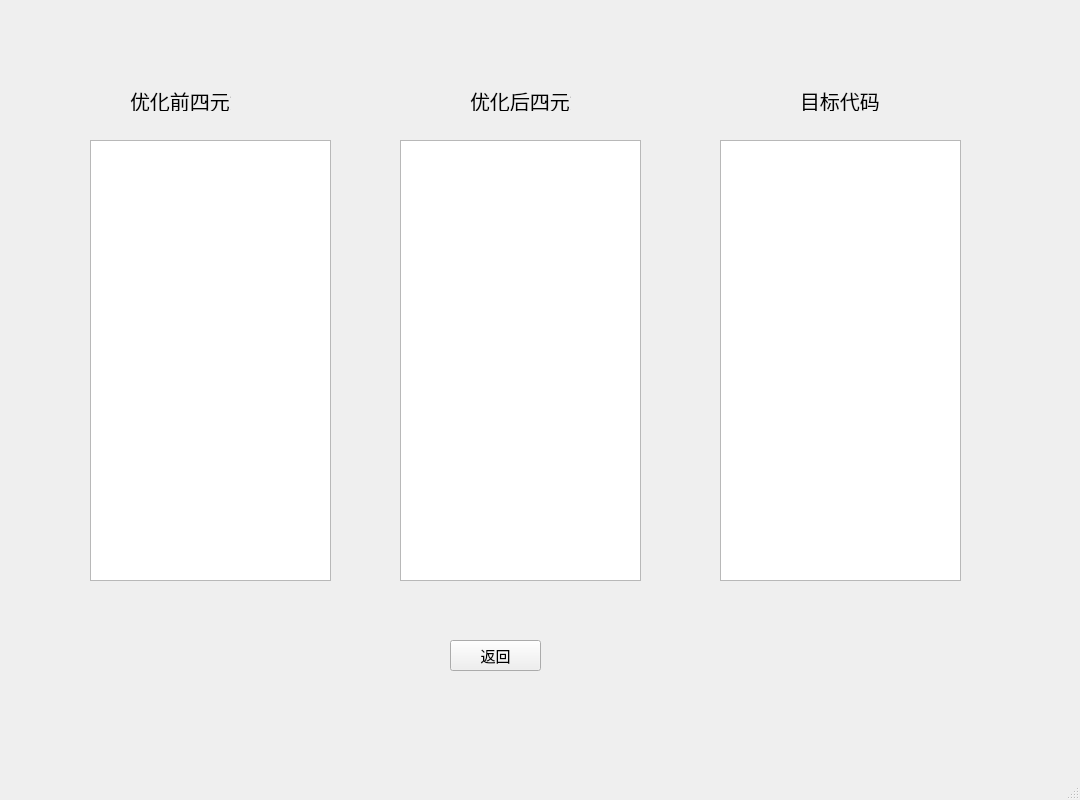
This is quat_result.ui in lh2080028463/Compiler as Qt 5 draws it before an edit. The edited form follows.
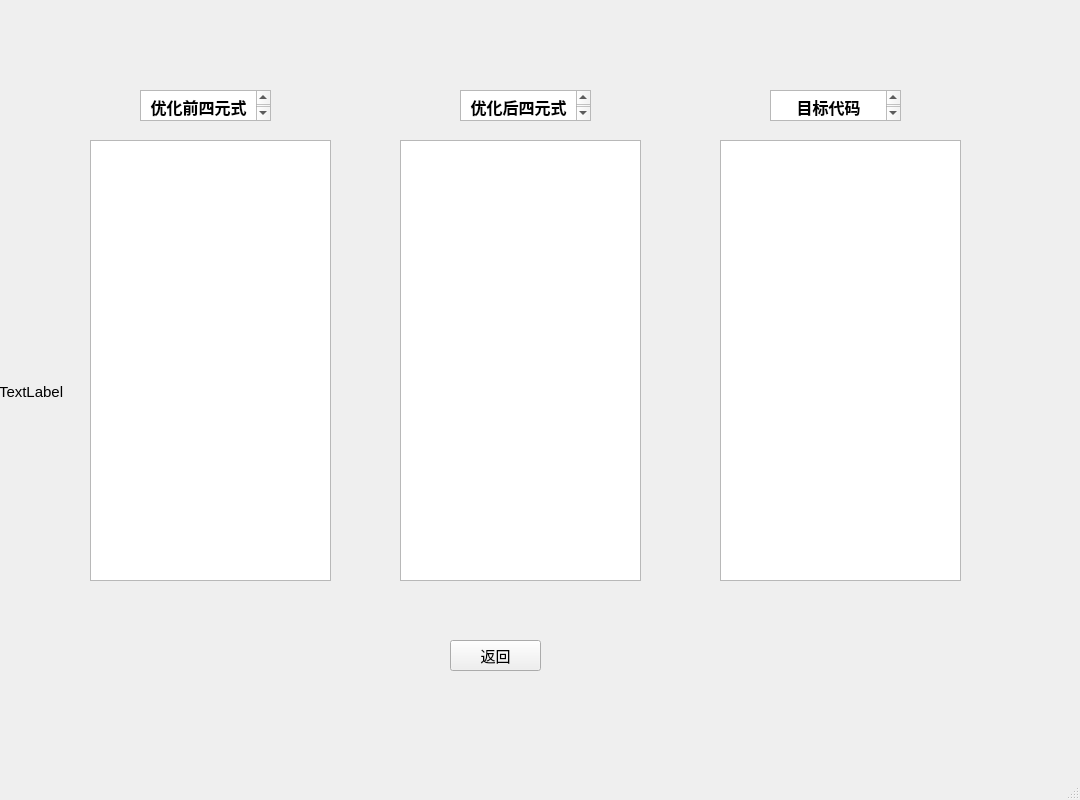
This is the edited form.

Commit message: 页面优化

The edit to the form file:
```diff
--- a/quat_result.ui
+++ b/quat_result.ui
@@ -19,42 +19,6 @@
    <string>MainWindow</string>
   </property>
   <widget class="QWidget" name="centralwidget">
-   <widget class="QLabel" name="label_3">
-    <property name="geometry">
-     <rect>
-      <x>800</x>
-      <y>90</y>
-      <width>101</width>
-      <height>21</height>
-     </rect>
-    </property>
-    <property name="font">
-     <font>
-      <pointsize>15</pointsize>
-     </font>
-    </property>
-    <property name="text">
-     <string>目标代码</string>
-    </property>
-   </widget>
-   <widget class="QLabel" name="label_2">
-    <property name="geometry">
-     <rect>
-      <x>470</x>
-      <y>90</y>
-      <width>101</width>
-      <height>21</height>
-     </rect>
-    </property>
-    <property name="font">
-     <font>
-      <pointsize>15</pointsize>
-     </font>
-    </property>
-    <property name="text">
-     <string>优化后四元式</string>
-    </property>
-   </widget>
    <widget class="QTextBrowser" name="textBrowser_2">
     <property name="geometry">
      <rect>
@@ -84,23 +48,8 @@
       <pointsize>12</pointsize>
      </font>
     </property>
-   </widget>
-   <widget class="QLabel" name="label">
-    <property name="geometry">
-     <rect>
-      <x>130</x>
-      <y>90</y>
-      <width>101</width>
-      <height>21</height>
-     </rect>
-    </property>
-    <property name="font">
-     <font>
-      <pointsize>15</pointsize>
-     </font>
-    </property>
-    <property name="text">
-     <string>优化前四元式</string>
+    <property name="styleSheet">
+     <string notr="true">font: 12pt &quot;Consolas&quot;;</string>
     </property>
    </widget>
    <widget class="QTextBrowser" name="textBrowser">
@@ -131,6 +80,102 @@
      <string>返回</string>
     </property>
    </widget>
+   <widget class="QLabel" name="label_movie">
+    <property name="geometry">
+     <rect>
+      <x>-1</x>
+      <y>1</y>
+      <width>1081</width>
+      <height>781</height>
+     </rect>
+    </property>
+    <property name="text">
+     <string>TextLabel</string>
+    </property>
+   </widget>
+   <widget class="QTextBrowser" name="textBrowser_4">
+    <property name="geometry">
+     <rect>
+      <x>460</x>
+      <y>90</y>
+      <width>131</width>
+      <height>31</height>
+     </rect>
+    </property>
+    <property name="font">
+     <font>
+      <pointsize>12</pointsize>
+     </font>
+    </property>
+    <property name="html">
+     <string>&lt;!DOCTYPE HTML PUBLIC &quot;-//W3C//DTD HTML 4.0//EN&quot; &quot;http://www.w3.org/TR/REC-html40/strict.dtd&quot;&gt;
+&lt;html&gt;&lt;head&gt;&lt;meta name=&quot;qrichtext&quot; content=&quot;1&quot; /&gt;&lt;meta charset=&quot;utf-8&quot; /&gt;&lt;style type=&quot;text/css&quot;&gt;
+p, li { white-space: pre-wrap; }
+hr { height: 1px; border-width: 0; }
+li.unchecked::marker { content: &quot;\2610&quot;; }
+li.checked::marker { content: &quot;\2612&quot;; }
+&lt;/style&gt;&lt;/head&gt;&lt;body style=&quot; font-family:'Microsoft YaHei UI'; font-size:12pt; font-weight:400; font-style:normal;&quot;&gt;
+&lt;p align=&quot;center&quot; style=&quot; margin-top:0px; margin-bottom:0px; margin-left:0px; margin-right:0px; -qt-block-indent:0; text-indent:0px;&quot;&gt;&lt;span style=&quot; font-weight:700;&quot;&gt;优化后四元式&lt;/span&gt;&lt;/p&gt;&lt;/body&gt;&lt;/html&gt;</string>
+    </property>
+   </widget>
+   <widget class="QTextBrowser" name="textBrowser_5">
+    <property name="geometry">
+     <rect>
+      <x>770</x>
+      <y>90</y>
+      <width>131</width>
+      <height>31</height>
+     </rect>
+    </property>
+    <property name="font">
+     <font>
+      <pointsize>12</pointsize>
+     </font>
+    </property>
+    <property name="html">
+     <string>&lt;!DOCTYPE HTML PUBLIC &quot;-//W3C//DTD HTML 4.0//EN&quot; &quot;http://www.w3.org/TR/REC-html40/strict.dtd&quot;&gt;
+&lt;html&gt;&lt;head&gt;&lt;meta name=&quot;qrichtext&quot; content=&quot;1&quot; /&gt;&lt;meta charset=&quot;utf-8&quot; /&gt;&lt;style type=&quot;text/css&quot;&gt;
+p, li { white-space: pre-wrap; }
+hr { height: 1px; border-width: 0; }
+li.unchecked::marker { content: &quot;\2610&quot;; }
+li.checked::marker { content: &quot;\2612&quot;; }
+&lt;/style&gt;&lt;/head&gt;&lt;body style=&quot; font-family:'Microsoft YaHei UI'; font-size:12pt; font-weight:400; font-style:normal;&quot;&gt;
+&lt;p align=&quot;center&quot; style=&quot; margin-top:0px; margin-bottom:0px; margin-left:0px; margin-right:0px; -qt-block-indent:0; text-indent:0px;&quot;&gt;&lt;span style=&quot; font-weight:700;&quot;&gt;目标代码&lt;/span&gt;&lt;/p&gt;&lt;/body&gt;&lt;/html&gt;</string>
+    </property>
+   </widget>
+   <widget class="QTextBrowser" name="textBrowser_6">
+    <property name="geometry">
+     <rect>
+      <x>140</x>
+      <y>90</y>
+      <width>131</width>
+      <height>31</height>
+     </rect>
+    </property>
+    <property name="font">
+     <font>
+      <pointsize>12</pointsize>
+     </font>
+    </property>
+    <property name="html">
+     <string>&lt;!DOCTYPE HTML PUBLIC &quot;-//W3C//DTD HTML 4.0//EN&quot; &quot;http://www.w3.org/TR/REC-html40/strict.dtd&quot;&gt;
+&lt;html&gt;&lt;head&gt;&lt;meta name=&quot;qrichtext&quot; content=&quot;1&quot; /&gt;&lt;meta charset=&quot;utf-8&quot; /&gt;&lt;style type=&quot;text/css&quot;&gt;
+p, li { white-space: pre-wrap; }
+hr { height: 1px; border-width: 0; }
+li.unchecked::marker { content: &quot;\2610&quot;; }
+li.checked::marker { content: &quot;\2612&quot;; }
+&lt;/style&gt;&lt;/head&gt;&lt;body style=&quot; font-family:'Microsoft YaHei UI'; font-size:12pt; font-weight:400; font-style:normal;&quot;&gt;
+&lt;p align=&quot;center&quot; style=&quot; margin-top:0px; margin-bottom:0px; margin-left:0px; margin-right:0px; -qt-block-indent:0; text-indent:0px;&quot;&gt;&lt;span style=&quot; font-weight:700;&quot;&gt;优化前四元式&lt;/span&gt;&lt;/p&gt;&lt;/body&gt;&lt;/html&gt;</string>
+    </property>
+   </widget>
+   <zorder>label_movie</zorder>
+   <zorder>textBrowser_2</zorder>
+   <zorder>textBrowser_3</zorder>
+   <zorder>textBrowser</zorder>
+   <zorder>quitButton</zorder>
+   <zorder>textBrowser_5</zorder>
+   <zorder>textBrowser_6</zorder>
+   <zorder>textBrowser_4</zorder>
   </widget>
   <widget class="QMenuBar" name="menubar">
    <property name="geometry">
```
Left out of the diff: 15 changed lines with no effect on the pictures. The commit also changes 13 other files.
